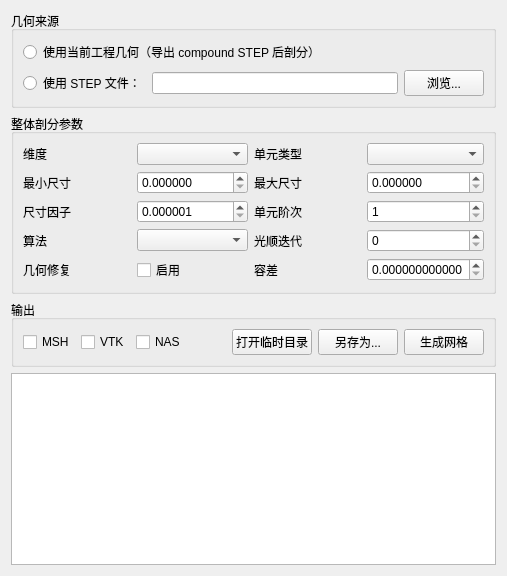
First picture: the form in plugins/Base_Mesh/MeshGlobalMeshingWidget.ui, repository asd977/base_cae, before the edit.
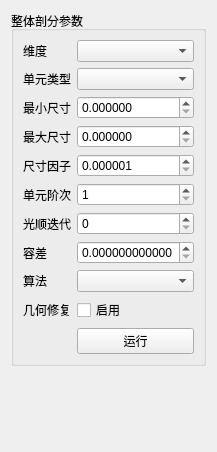
Second picture: the form after the edit.

What changed in the file:
```diff
--- a/plugins/Base_Mesh/MeshGlobalMeshingWidget.ui
+++ b/plugins/Base_Mesh/MeshGlobalMeshingWidget.ui
@@ -2,225 +2,192 @@
 <ui version="4.0">
  <class>MeshGlobalMeshingWidget</class>
  <widget class="QWidget" name="MeshGlobalMeshingWidget">
+  <property name="geometry">
+   <rect>
+    <x>0</x>
+    <y>0</y>
+    <width>178</width>
+    <height>452</height>
+   </rect>
+  </property>
   <property name="windowTitle">
    <string>整体剖分</string>
   </property>
   <layout class="QVBoxLayout" name="verticalLayout">
-
-   <item>
-    <widget class="QGroupBox" name="groupSource">
-     <property name="title">
-      <string>几何来源</string>
-     </property>
-     <layout class="QVBoxLayout" name="vlSource">
-      <item>
-       <widget class="QRadioButton" name="rbUseCurrent">
-        <property name="text">
-         <string>使用当前工程几何（导出 compound STEP 后剖分）</string>
-        </property>
-       </widget>
-      </item>
-      <item>
-       <layout class="QHBoxLayout" name="hlFile">
-        <item>
-         <widget class="QRadioButton" name="rbUseStep">
-          <property name="text">
-           <string>使用 STEP 文件：</string>
-          </property>
-         </widget>
-        </item>
-        <item>
-         <widget class="QLineEdit" name="leStep"/>
-        </item>
-        <item>
-         <widget class="QPushButton" name="btnBrowse">
-          <property name="text">
-           <string>浏览...</string>
-          </property>
-         </widget>
-        </item>
-       </layout>
-      </item>
-     </layout>
-    </widget>
-   </item>
-
    <item>
     <widget class="QGroupBox" name="groupParams">
      <property name="title">
       <string>整体剖分参数</string>
      </property>
      <layout class="QGridLayout" name="gridLayout">
-
+      <item row="1" column="0">
+       <widget class="QLabel" name="labelElem">
+        <property name="text">
+         <string>单元类型</string>
+        </property>
+       </widget>
+      </item>
+      <item row="1" column="1">
+       <widget class="QComboBox" name="cmbElemType"/>
+      </item>
+      <item row="5" column="1">
+       <widget class="QSpinBox" name="spOrder">
+        <property name="minimum">
+         <number>1</number>
+        </property>
+        <property name="maximum">
+         <number>2</number>
+        </property>
+       </widget>
+      </item>
+      <item row="2" column="1">
+       <widget class="QDoubleSpinBox" name="dsMin">
+        <property name="decimals">
+         <number>6</number>
+        </property>
+        <property name="maximum">
+         <double>1000000000000.000000000000000</double>
+        </property>
+       </widget>
+      </item>
+      <item row="4" column="1">
+       <widget class="QDoubleSpinBox" name="dsFactor">
+        <property name="decimals">
+         <number>6</number>
+        </property>
+        <property name="minimum">
+         <double>0.000001000000000</double>
+        </property>
+        <property name="maximum">
+         <double>1000000.000000000000000</double>
+        </property>
+       </widget>
+      </item>
       <item row="0" column="0">
        <widget class="QLabel" name="labelDim">
-        <property name="text"><string>维度</string></property>
+        <property name="sizePolicy">
+         <sizepolicy hsizetype="Fixed" vsizetype="Preferred">
+          <horstretch>0</horstretch>
+          <verstretch>0</verstretch>
+         </sizepolicy>
+        </property>
+        <property name="text">
+         <string>维度</string>
+        </property>
+       </widget>
+      </item>
+      <item row="6" column="1">
+       <widget class="QSpinBox" name="spSmooth">
+        <property name="minimum">
+         <number>0</number>
+        </property>
+        <property name="maximum">
+         <number>200</number>
+        </property>
        </widget>
       </item>
       <item row="0" column="1">
        <widget class="QComboBox" name="cmbDim"/>
       </item>
-
-      <item row="0" column="2">
-       <widget class="QLabel" name="labelElem">
-        <property name="text"><string>单元类型</string></property>
-       </widget>
-      </item>
-      <item row="0" column="3">
-       <widget class="QComboBox" name="cmbElemType"/>
-      </item>
-
-      <item row="1" column="0">
-       <widget class="QLabel" name="labelMin">
-        <property name="text"><string>最小尺寸</string></property>
-       </widget>
-      </item>
-      <item row="1" column="1">
-       <widget class="QDoubleSpinBox" name="dsMin">
-        <property name="decimals"><number>6</number></property>
-        <property name="maximum"><double>1e+12</double></property>
-       </widget>
-      </item>
-
-      <item row="1" column="2">
-       <widget class="QLabel" name="labelMax">
-        <property name="text"><string>最大尺寸</string></property>
-       </widget>
-      </item>
-      <item row="1" column="3">
-       <widget class="QDoubleSpinBox" name="dsMax">
-        <property name="decimals"><number>6</number></property>
-        <property name="maximum"><double>1e+12</double></property>
-       </widget>
-      </item>
-
-      <item row="2" column="0">
+      <item row="4" column="0">
        <widget class="QLabel" name="labelFactor">
         <property name="text"><string>尺寸因子</string></property>
        </widget>
       </item>
-      <item row="2" column="1">
-       <widget class="QDoubleSpinBox" name="dsFactor">
-        <property name="decimals"><number>6</number></property>
-        <property name="minimum"><double>0.000001</double></property>
-        <property name="maximum"><double>1e+06</double></property>
-       </widget>
-      </item>
-
-      <item row="2" column="2">
+      <item row="5" column="0">
        <widget class="QLabel" name="labelOrder">
         <property name="text"><string>单元阶次</string></property>
        </widget>
       </item>
-      <item row="2" column="3">
-       <widget class="QSpinBox" name="spOrder">
-        <property name="minimum"><number>1</number></property>
-        <property name="maximum"><number>2</number></property>
-       </widget>
-      </item>
-
-      <item row="3" column="0">
+      <item row="8" column="0">
        <widget class="QLabel" name="labelAlgo">
-        <property name="text"><string>算法</string></property>
+        <property name="text">
+         <string>算法</string>
+        </property>
+       </widget>
+      </item>
+      <item row="3" column="0">
+       <widget class="QLabel" name="labelMax">
+        <property name="text">
+         <string>最大尺寸</string>
+        </property>
        </widget>
       </item>
       <item row="3" column="1">
+       <widget class="QDoubleSpinBox" name="dsMax">
+        <property name="decimals">
+         <number>6</number>
+        </property>
+        <property name="maximum">
+         <double>1000000000000.000000000000000</double>
+        </property>
+       </widget>
+      </item>
+      <item row="8" column="1">
        <widget class="QComboBox" name="cmbAlgo"/>
       </item>
-
-      <item row="3" column="2">
+      <item row="9" column="1">
+       <widget class="QCheckBox" name="chkFix">
+        <property name="text">
+         <string>启用</string>
+        </property>
+       </widget>
+      </item>
+      <item row="2" column="0">
+       <widget class="QLabel" name="labelMin">
+        <property name="text">
+         <string>最小尺寸</string>
+        </property>
+       </widget>
+      </item>
+      <item row="6" column="0">
        <widget class="QLabel" name="labelSmooth">
         <property name="text"><string>光顺迭代</string></property>
        </widget>
       </item>
-      <item row="3" column="3">
-       <widget class="QSpinBox" name="spSmooth">
-        <property name="minimum"><number>0</number></property>
-        <property name="maximum"><number>200</number></property>
-       </widget>
-      </item>
-
-      <item row="4" column="0">
+      <item row="9" column="0">
        <widget class="QLabel" name="labelFix">
         <property name="text"><string>几何修复</string></property>
        </widget>
       </item>
-      <item row="4" column="1">
-       <widget class="QCheckBox" name="chkFix">
-        <property name="text"><string>启用</string></property>
-       </widget>
-      </item>
-
-      <item row="4" column="2">
+      <item row="7" column="0">
        <widget class="QLabel" name="labelTol">
         <property name="text"><string>容差</string></property>
        </widget>
       </item>
-      <item row="4" column="3">
+      <item row="7" column="1">
        <widget class="QDoubleSpinBox" name="dsTol">
-        <property name="decimals"><number>12</number></property>
-        <property name="maximum"><double>1.0</double></property>
+        <property name="decimals">
+         <number>12</number>
+        </property>
+        <property name="maximum">
+         <double>1.000000000000000</double>
+        </property>
        </widget>
       </item>
-
-     </layout>
-    </widget>
-   </item>
-
-   <item>
-    <widget class="QGroupBox" name="groupOut">
-     <property name="title">
-      <string>输出</string>
-     </property>
-     <layout class="QHBoxLayout" name="hlOut">
-      <item>
-       <widget class="QCheckBox" name="chkOutMsh">
-        <property name="text"><string>MSH</string></property>
-       </widget>
-      </item>
-      <item>
-       <widget class="QCheckBox" name="chkOutVtk">
-        <property name="text"><string>VTK</string></property>
-       </widget>
-      </item>
-      <item>
-       <widget class="QCheckBox" name="chkOutNas">
-        <property name="text"><string>NAS</string></property>
-       </widget>
-      </item>
-      <item>
-       <spacer name="spOut">
-        <property name="orientation"><enum>Qt::Horizontal</enum></property>
-        <property name="sizeHint" stdset="0">
-         <size><width>40</width><height>20</height></size>
+      <item row="10" column="1">
+       <widget class="QPushButton" name="generateButton">
+        <property name="text">
+         <string>运行</string>
         </property>
-       </spacer>
-      </item>
-      <item>
-       <widget class="QPushButton" name="btnOpenTemp">
-        <property name="text"><string>打开临时目录</string></property>
        </widget>
       </item>
-      <item>
-       <widget class="QPushButton" name="btnExportAs">
-        <property name="text"><string>另存为...</string></property>
-       </widget>
-      </item>
-      <item>
-       <widget class="QPushButton" name="btnGenerate">
-        <property name="text"><string>生成网格</string></property>
-       </widget>
-      </item>
      </layout>
     </widget>
    </item>
-
    <item>
-    <widget class="QTextEdit" name="txtLog">
-     <property name="readOnly"><bool>true</bool></property>
-    </widget>
+    <spacer name="verticalSpacer">
+     <property name="orientation">
+      <enum>Qt::Orientation::Vertical</enum>
+     </property>
+     <property name="sizeHint" stdset="0">
+      <size>
+       <width>20</width>
+       <height>40</height>
+      </size>
+     </property>
+    </spacer>
    </item>
-
   </layout>
  </widget>
  <resources/>
```
Left out of the diff: 20 changed lines with no effect on the pictures.
